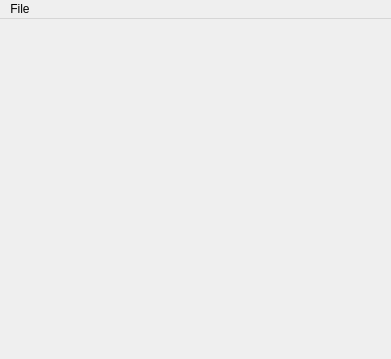
noctuelles/gbemu, file srcs/ui/MainWindow.ui: the form before one commit.
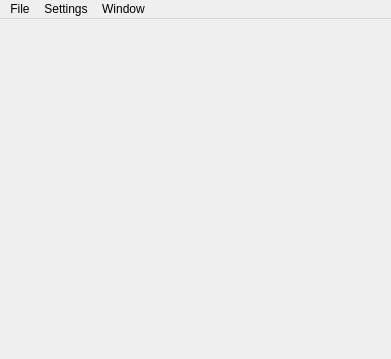
The form after the commit.

```diff
--- a/srcs/ui/MainWindow.ui
+++ b/srcs/ui/MainWindow.ui
@@ -60,7 +60,21 @@
     <addaction name="actionOpen"/>
     <addaction name="menuOpen_Recent"/>
    </widget>
+   <widget class="QMenu" name="menuWindow">
+    <property name="title">
+     <string>Window</string>
+    </property>
+    <addaction name="actionDebugger"/>
+   </widget>
+   <widget class="QMenu" name="menuSettings">
+    <property name="title">
+     <string>Settings</string>
+    </property>
+    <addaction name="actionPreference"/>
+   </widget>
    <addaction name="menuFile"/>
+   <addaction name="menuSettings"/>
+   <addaction name="menuWindow"/>
   </widget>
   <action name="actionOpen_Recent">
    <property name="text">
```
Left out of the diff: 18 changed lines with no effect on the pictures.
